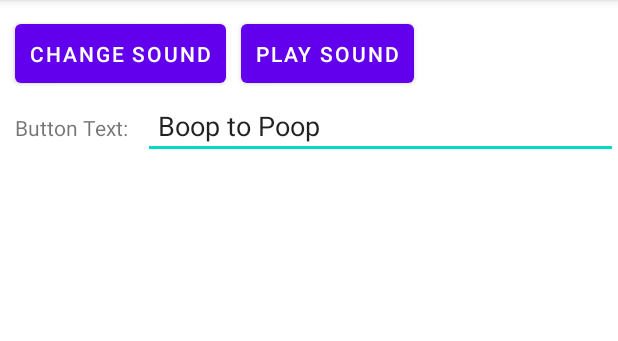
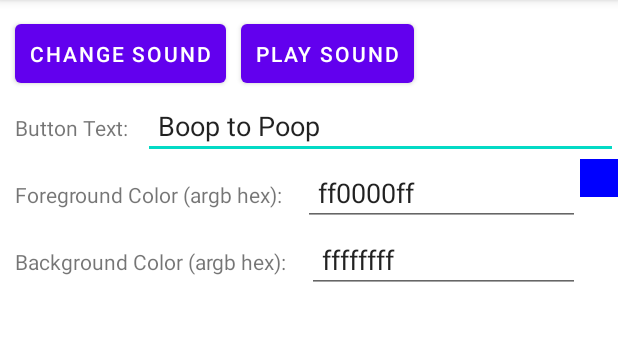
Before and after one commit to WestRyanK/smart-dog-bell, an Android app: the screen it shows after launch (SettingsActivity), after a tap on "SETTINGS", on a phone screen of 412 x 824 dp, the part 84-425 px from its top. Run offline under Robolectric (Android 15) with nearby library versions, the light colour scheme and no system bars.

Commit message:
Allow User to Change Fore/Background Color

```diff
--- a/android_app/app/src/main/java/com/example/smartdogbell/ButtonActivity.kt
+++ b/android_app/app/src/main/java/com/example/smartdogbell/ButtonActivity.kt
@@ -54,6 +54,9 @@ class ButtonActivity : AppCompatActivity() {
         player = SoundPlayer(this, settings)
 
         notifyButton.text = settings.buttonText
+        notifyButton.setBackgroundColor(settings.backgroundColor)
+        notifyButton.setTextColor(settings.foregroundColor)
+
         settingsButton.visibility = View.VISIBLE
         GlobalScope.launch(Dispatchers.Main) {
             delay(hideSettingsDelayMS)
--- a/android_app/app/src/main/java/com/example/smartdogbell/SettingsActivity.kt
+++ b/android_app/app/src/main/java/com/example/smartdogbell/SettingsActivity.kt
@@ -2,15 +2,13 @@ package com.example.smartdogbell
 
 import android.app.Activity
 import android.content.Intent
-import android.media.AudioManager
-import android.media.MediaPlayer
-import android.net.Uri
-import androidx.appcompat.app.AppCompatActivity
 import android.os.Bundle
 import android.widget.Button
 import android.widget.EditText
+import android.widget.ImageView
 import android.widget.Toast
 import androidx.activity.result.contract.ActivityResultContracts
+import androidx.appcompat.app.AppCompatActivity
 import androidx.core.widget.addTextChangedListener
 import com.example.smartdogbell.databinding.ActivitySettingsBinding
 
@@ -20,6 +18,10 @@ class SettingsActivity : AppCompatActivity() {
     private lateinit var changeSoundButton: Button
     private lateinit var playSoundButton: Button
     private lateinit var buttonTextEditText: EditText
+    private lateinit var foregroundColorEditText: EditText
+    private lateinit var backgroundColorEditText: EditText
+    private lateinit var foregroundColorImageView: ImageView
+    private lateinit var backgroundColorImageView: ImageView
     private lateinit var settings: Settings
     private lateinit var player: SoundPlayer
 
@@ -34,16 +36,44 @@ class SettingsActivity : AppCompatActivity() {
         changeSoundButton = binding.changeSoundButton
         playSoundButton = binding.playSoundButton
         buttonTextEditText = binding.buttonTextEditText
+        foregroundColorEditText = binding.foregroundColorEditText
+        backgroundColorEditText = binding.backgroundColorEditText
+        foregroundColorImageView = binding.foregroundColorImageView
+        backgroundColorImageView = binding.backgroundColorImageView
 
         changeSoundButton.setOnClickListener { changeSoundButtonClick() }
         playSoundButton.setOnClickListener { player.playSound() }
 
         buttonTextEditText.setText(settings.buttonText)
         buttonTextEditText.addTextChangedListener { buttonTextEditTextChanged() }
+
+        loadColor(foregroundColorEditText, foregroundColorImageView, settings.foregroundColor)
+        foregroundColorEditText.addTextChangedListener {
+            extractColor(foregroundColorEditText)?.let {
+                settings.foregroundColor = it
+            }
+        }
+        foregroundColorEditText.setOnFocusChangeListener { view, b ->
+            loadColor(
+                foregroundColorEditText,
+                foregroundColorImageView,
+                settings.foregroundColor
+            )
         }
 
-    private fun buttonTextEditTextChanged() {
-        settings.buttonText = buttonTextEditText.text.toString()
+        loadColor(backgroundColorEditText, backgroundColorImageView, settings.backgroundColor)
+        backgroundColorEditText.addTextChangedListener {
+            extractColor(backgroundColorEditText)?.let {
+                settings.backgroundColor = it
+            }
+        }
+        backgroundColorEditText.setOnFocusChangeListener { view, b ->
+            loadColor(
+                backgroundColorEditText,
+                backgroundColorImageView,
+                settings.backgroundColor
+            )
+        }
     }
 
     override fun onResume() {
@@ -56,6 +86,32 @@ class SettingsActivity : AppCompatActivity() {
         player.release()
     }
 
+    private fun loadColor(editText: EditText, imageView: ImageView, color: Int) {
+        val hex = toHex(color)
+        editText.setText(hex)
+        imageView.setBackgroundColor(color)
+    }
+
+    private fun toHex(color: Int): String {
+        val noLeadingZerosHex = color.toUInt().toString(16)
+        val leadingZerosHex = "0".repeat(8 - noLeadingZerosHex.length) + noLeadingZerosHex
+        return leadingZerosHex
+    }
+
+    private fun extractColor(editText: EditText): Int? {
+        return try {
+            val l: Long = java.lang.Long.parseLong(editText.text.toString(), 16)
+            val lInt = l.toInt()
+            lInt
+        } catch (ex: Exception) {
+            null
+        }
+    }
+
+    private fun buttonTextEditTextChanged() {
+        settings.buttonText = buttonTextEditText.text.toString()
+    }
+
     private fun changeSoundButtonClick() {
         val intent = Intent(Intent.ACTION_OPEN_DOCUMENT).apply {
             addCategory(Intent.CATEGORY_OPENABLE)
@@ -64,7 +120,8 @@ class SettingsActivity : AppCompatActivity() {
         resultLauncher.launch(intent)
     }
 
-    var resultLauncher = registerForActivityResult(ActivityResultContracts.StartActivityForResult()) { result ->
+    var resultLauncher =
+        registerForActivityResult(ActivityResultContracts.StartActivityForResult()) { result ->
             if (result.resultCode == Activity.RESULT_OK) {
                 val data: Intent? = result.data
                 data?.data?.also { uri ->
--- a/android_app/app/src/main/res/layout/activity_button.xml
+++ b/android_app/app/src/main/res/layout/activity_button.xml
@@ -13,8 +13,6 @@
         android:id="@+id/notifyButton"
         android:layout_height="match_parent"
         android:layout_width="match_parent"
-        android:backgroundTint="@color/light_blue_600"
-        android:textColor="?attr/fullscreenTextColor"
         android:textSize="50sp"
         android:textStyle="bold" />
     <Button
--- a/android_app/app/src/main/res/layout/activity_settings.xml
+++ b/android_app/app/src/main/res/layout/activity_settings.xml
@@ -38,7 +38,53 @@
         app:layout_constraintTop_toBottomOf="@id/playSoundButton"
         app:layout_constraintRight_toRightOf="parent"
         app:layout_constraintLeft_toRightOf="@id/buttonTextTextView"
+        android:padding="10dp" />
+    <TextView
+        android:id="@+id/foregroundColorTextView"
+        android:layout_width="wrap_content"
+        android:layout_height="wrap_content"
+        android:text="Foreground Color (argb hex): "
+        app:layout_constraintBaseline_toBaselineOf="@id/foregroundColorEditText"
+        app:layout_constraintLeft_toLeftOf="parent"
+        android:padding="10dp"/>
+    <EditText
+        android:id="@+id/foregroundColorEditText"
+        android:layout_width="0dp"
+        android:layout_height="wrap_content"
+        app:layout_constraintTop_toBottomOf="@id/buttonTextEditText"
+        app:layout_constraintRight_toLeftOf="@id/foregroundColorImageView"
+        app:layout_constraintLeft_toRightOf="@id/foregroundColorTextView"
+        android:padding="10dp" />
+    <ImageView
+        android:id="@+id/foregroundColorImageView"
+        android:layout_width="25dp"
+        android:layout_height="25dp"
+
         android:padding="10dp"
-        android:text=""
-        />
+        app:layout_constraintTop_toTopOf="@id/foregroundColorEditText"
+        app:layout_constraintRight_toRightOf="parent"/>
+
+    <TextView
+        android:id="@+id/backgroundColorTextView"
+        android:layout_width="wrap_content"
+        android:layout_height="wrap_content"
+        android:text="Background Color (argb hex): "
+        app:layout_constraintBaseline_toBaselineOf="@id/backgroundColorEditText"
+        app:layout_constraintLeft_toLeftOf="parent"
+        android:padding="10dp"/>
+    <EditText
+        android:id="@+id/backgroundColorEditText"
+        android:layout_width="0dp"
+        android:layout_height="wrap_content"
+        app:layout_constraintTop_toBottomOf="@id/foregroundColorEditText"
+        app:layout_constraintRight_toLeftOf="@id/backgroundColorImageView"
+        app:layout_constraintLeft_toRightOf="@id/backgroundColorTextView"
+        android:padding="10dp" />
+    <ImageView
+        android:id="@+id/backgroundColorImageView"
+        android:layout_width="25dp"
+        android:layout_height="25dp"
+        android:padding="10dp"
+        app:layout_constraintTop_toTopOf="@id/backgroundColorEditText"
+        app:layout_constraintRight_toRightOf="parent"/>
 </androidx.constraintlayout.widget.ConstraintLayout>
```
Lines whose indentation alone changed are shown as unchanged.
